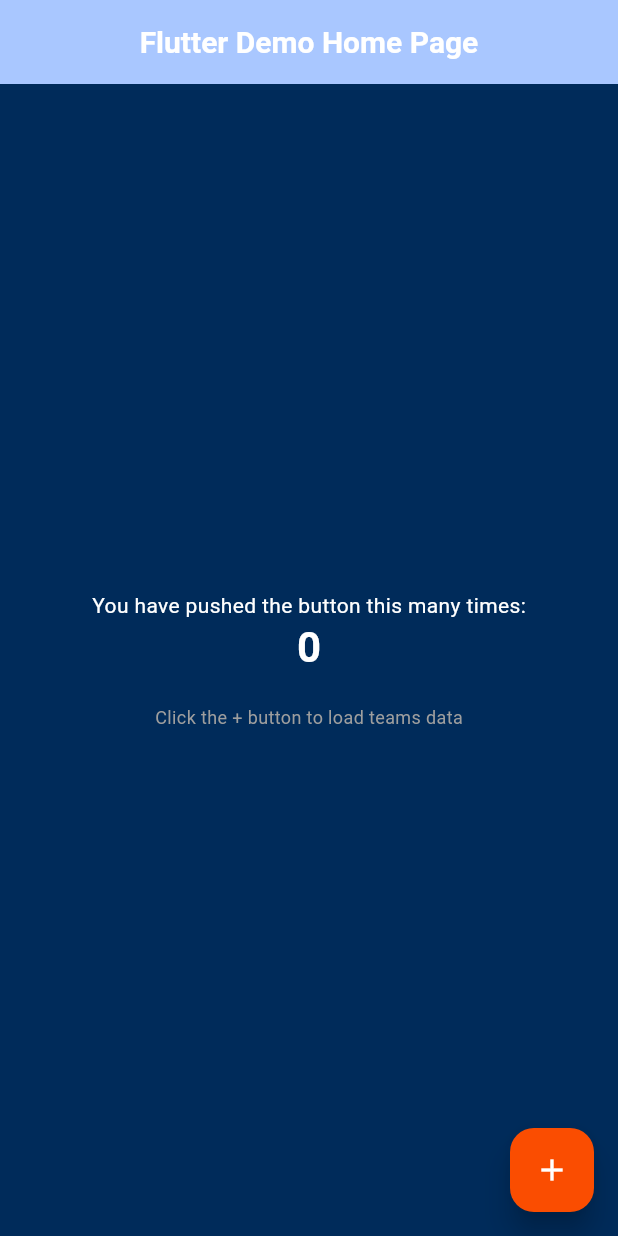
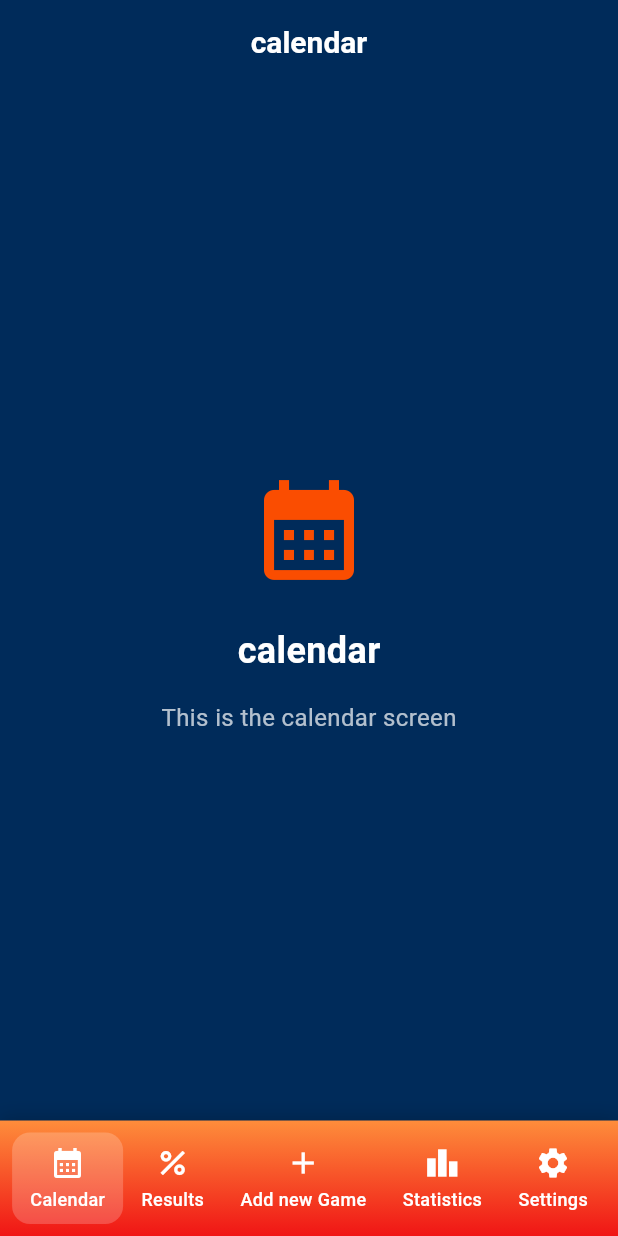
Before and after one commit to PelipetsOlga/flutter_test_game, a Flutter app: the screen it shows after launch, on a phone screen of 412 x 824 dp. Run offline on Flutter 3.47's test engine with Material 3 defaults, Android fonts, the phone set to English and light mode, and no system bars; our stand-ins replace get_it, go_router.

Commit message:
Bottom bar

```diff
--- a/lib/ui/app.dart
+++ b/lib/ui/app.dart
@@ -1,17 +1,16 @@
 import 'package:flutter/material.dart';
-
 import 'app_theme.dart';
-import 'home_page.dart';
+import 'router/app_router.dart';
 
 class MyApp extends StatelessWidget {
   const MyApp({super.key});
 
   @override
   Widget build(BuildContext context) {
-    return MaterialApp(
-      title: 'Flutter Demo',
+    return MaterialApp.router(
+      title: 'Football Game',
       theme: AppTheme.lightTheme,
-      home: const GameApp(title: 'Flutter Demo Home Page'),
+      routerConfig: AppRouter.router,
     );
   }
 }
--- /dev/null
+++ b/lib/ui/router/app_router.dart
@@ -0,0 +1,186 @@
+import 'package:flutter/material.dart';
+import 'package:go_router/go_router.dart';
+
+import '../app_theme.dart';
+import '../screens/base_screen.dart';
+
+const route_calendar = "/";
+const route_results = '/results';
+const route_add_new_game = '/add_new';
+const route_statistics = '/statistic';
+const route_settings = '/settings';
+
+class AppRouter {
+  static final GoRouter router = GoRouter(
+    initialLocation: '/',
+    routes: [
+      ShellRoute(
+        builder: (context, state, child) {
+          return ScaffoldWithBottomNavigation(child: child);
+        },
+        routes: [
+          GoRoute(
+            path: route_calendar,
+            name: 'calendar',
+            builder: (context, state) => BaseWidget(title: "calendar"),
+          ),
+          GoRoute(
+            path: route_results,
+            name: 'results',
+            builder: (context, state) =>  BaseWidget(title: "results"),
+          ),
+          GoRoute(
+            path: route_add_new_game,
+            name: 'add_new',
+            builder: (context, state) =>  BaseWidget(title: "Add new Game"),
+          ),
+          GoRoute(
+            path: route_statistics,
+            name: 'statistic',
+            builder: (context, state) =>  BaseWidget(title: "Statistics"),
+          ),
+          GoRoute(
+            path: route_settings,
+            name: 'settings',
+            builder: (context, state) =>  BaseWidget(title: "Settings"),
+          ),
+        ],
+      ),
+    ],
+  );
+}
+
+class ScaffoldWithBottomNavigation extends StatefulWidget {
+  const ScaffoldWithBottomNavigation({
+    super.key,
+    required this.child,
+  });
+
+  final Widget child;
+
+  @override
+  State<ScaffoldWithBottomNavigation> createState() =>
+      _ScaffoldWithBottomNavigationState();
+}
+
+class _ScaffoldWithBottomNavigationState
+    extends State<ScaffoldWithBottomNavigation> {
+  int _currentIndex = 0;
+
+  final List<NavigationItem> _navigationItems = [
+    NavigationItem(
+      icon: Icons.calendar_month,
+      label: 'Calendar',
+      route: route_calendar,
+    ),
+    NavigationItem(
+      icon: Icons.percent,
+      label: 'Results',
+      route: route_results,
+    ),
+    NavigationItem(
+      icon: Icons.add,
+      label: 'Add new Game',
+      route: route_add_new_game,
+    ),
+    NavigationItem(
+      icon: Icons.leaderboard,
+      label: 'Statistics',
+      route: route_statistics,
+    ),
+    NavigationItem(
+      icon: Icons.settings,
+      label: 'Settings',
+      route: route_settings,
+    ),
+  ];
+
+  @override
+  Widget build(BuildContext context) {
+    return Scaffold(
+      body: widget.child,
+      bottomNavigationBar: Container(
+        decoration: BoxDecoration(
+          gradient: LinearGradient(
+            begin: Alignment.topCenter,
+            end: Alignment.bottomCenter,
+            colors: [
+              AppTheme.warmOrange,
+              AppTheme.brightOrange,
+            ],
+          ),
+          boxShadow: [
+            BoxShadow(
+              color: Colors.black.withOpacity(0.2),
+              blurRadius: 10,
+              offset: const Offset(0, -2),
+            ),
+          ],
+        ),
+        child: SafeArea(
+          child: Padding(
+            padding: const EdgeInsets.symmetric(horizontal: 8, vertical: 8),
+            child: Row(
+              mainAxisAlignment: MainAxisAlignment.spaceAround,
+              children: _navigationItems.asMap().entries.map((entry) {
+                final index = entry.key;
+                final item = entry.value;
+                final isSelected =
+                    GoRouterState.of(context).uri.path == item.route;
+
+                return GestureDetector(
+                  onTap: () {
+                    if (!isSelected) {
+                      context.go(item.route);
+                    }
+                  },
+                  child: Container(
+                    padding:
+                        const EdgeInsets.symmetric(horizontal: 12, vertical: 8),
+                    decoration: BoxDecoration(
+                      color: isSelected
+                          ? Colors.white.withOpacity(0.2)
+                          : Colors.transparent,
+                      borderRadius: BorderRadius.circular(12),
+                    ),
+                    child: Column(
+                      mainAxisSize: MainAxisSize.min,
+                      children: [
+                        Icon(
+                          item.icon,
+                          color: Colors.white,
+                          size: 24,
+                        ),
+                        const SizedBox(height: 4),
+                        Text(
+                          item.label,
+                          style: const TextStyle(
+                            color: Colors.white,
+                            fontSize: 12,
+                            fontWeight: FontWeight.w500,
+                          ),
+                        ),
+                      ],
+                    ),
+                  ),
+                );
+              }).toList(),
+            ),
+          ),
+        ),
+      ),
+    );
+  }
+}
+
+class NavigationItem {
+  final IconData icon;
+  final String label;
+  final String route;
+
+  NavigationItem({
+    required this.icon,
+    required this.label,
+    required this.route,
+  });
+}
--- /dev/null
+++ b/lib/ui/screens/base_screen.dart
@@ -0,0 +1,64 @@
+import 'package:flutter/material.dart';
+import '../app_theme.dart';
+
+class BaseWidget extends StatelessWidget {
+  final String title;
+
+  const BaseWidget({super.key, required this.title});
+
+  @override
+  Widget build(BuildContext context) {
+    return Scaffold(
+      appBar: AppBar(
+        title: Text(title),
+        backgroundColor: AppTheme.primaryBlue,
+      ),
+      body: Center(
+        child: Column(
+          mainAxisAlignment: MainAxisAlignment.center,
+          children: [
+            Icon(
+              _getIconForTitle(title),
+              size: 80,
+              color: AppTheme.accentOrange,
+            ),
+            const SizedBox(height: 24),
+            Text(
+              title,
+              style: const TextStyle(
+                fontSize: 24,
+                fontWeight: FontWeight.bold,
+                color: Colors.white,
+              ),
+            ),
+            const SizedBox(height: 16),
+            Text(
+              'This is the $title screen',
+              style: const TextStyle(
+                fontSize: 16,
+                color: Colors.white70,
+              ),
+            ),
+          ],
+        ),
+      ),
+    );
+  }
+
+  IconData _getIconForTitle(String title) {
+    switch (title.toLowerCase()) {
+      case 'calendar':
+        return Icons.calendar_month;
+      case 'results':
+        return Icons.percent;
+      case 'add new game':
+        return Icons.add;
+      case 'statistics':
+        return Icons.leaderboard;
+      case 'settings':
+        return Icons.settings;
+      default:
+        return Icons.home;
+    }
+  }
+}
--- a/pubspec.yaml
+++ b/pubspec.yaml
@@ -35,6 +35,7 @@ dependencies:
   # Use with the CupertinoIcons class for iOS style icons.
   cupertino_icons: ^1.0.8
   get_it: ^7.6.7
+  go_router: ^14.6.2
 
 dev_dependencies:
   flutter_test:
```
Also changed, not shown: pubspec.lock.
